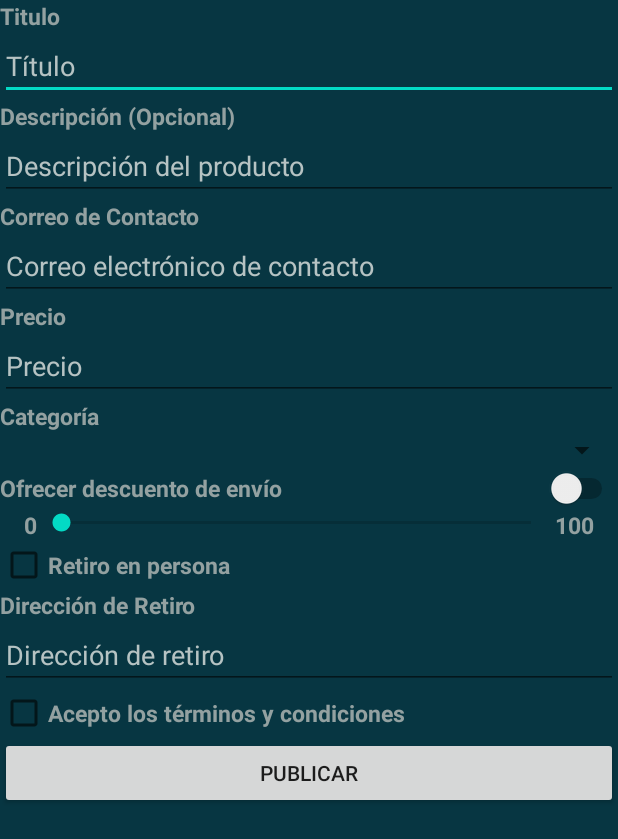
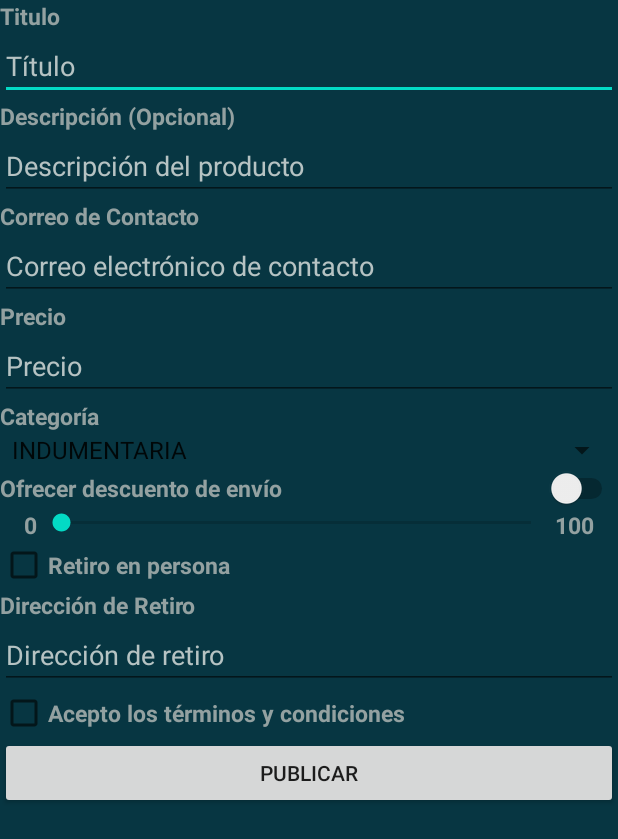
Before and after one commit to MartEsc/AppTPNro1, an Android app: the screen it shows after launch (MainActivity), on a phone screen of 412 x 824 dp. Shown: the top 839 px of the screen. Run offline under Robolectric (Android 15) with nearby library versions, the phone set to English and light mode, and no system bars.

```diff
--- a/app/src/main/java/com/EscowichFernandezGayoso/apptpnro1/MainActivity.java
+++ b/app/src/main/java/com/EscowichFernandezGayoso/apptpnro1/MainActivity.java
@@ -2,12 +2,89 @@ package com.EscowichFernandezGayoso.apptpnro1;
 
 import android.support.v7.app.AppCompatActivity;
 import android.os.Bundle;
+import android.view.View;
+import android.widget.CheckBox;
+import android.widget.EditText;
+import android.widget.SeekBar;
+import android.widget.Spinner;
+import android.widget.Switch;
+import android.widget.Toast;
+
+import java.util.regex.Pattern;
 
 public class MainActivity extends AppCompatActivity {
+
+    private EditText Titulo, Precio, Direccion_retiro, Email, Descripcion;
+    private Spinner Categoria;
+    private CheckBox Retiro_en_persona;
+    private Switch Descuento;
+    private SeekBar Cantidad_descuento;
+    private String emailPattern= "[a-zA-Z0-9._-]+@[a-z]{3,}+\\.+[a-z]+";
+    private String validador= "[a-zA-Z0-9,. ]+";
 
     @Override
     protected void onCreate(Bundle savedInstanceState) {
         super.onCreate(savedInstanceState);
         setContentView(R.layout.activity_main);
+        Titulo=(EditText)findViewById(R.id.editTextTitulo);
+        Precio=(EditText)findViewById(R.id.editTextPrecio);
+        Categoria=(Spinner)findViewById(R.id.spinnerCategoria);
+        Retiro_en_persona=(CheckBox)findViewById(R.id.checkboxRetiro);
+        Direccion_retiro=(EditText)findViewById(R.id.editTextDireccion);
+        Descuento=(Switch)findViewById(R.id.switchEnvio);
+        Cantidad_descuento=(SeekBar)findViewById(R.id.seekbarDescuento);
+        Email=(EditText)findViewById(R.id.editTextCorreo);
+        Descripcion=(EditText) findViewById(R.id.editTextDescripcion);
+    }
+
+    public void Enviar(View V){
+        Boolean es_valido=true;
+        if(Titulo.getText().toString().isEmpty()){
+            Toast.makeText(this, "El campo Titulo es obligatorio", Toast.LENGTH_LONG).show();
+            es_valido=false;
+        }
+        if(Precio.getText().toString().isEmpty()){
+            Toast.makeText(this, "El campo Precio es obligatorio", Toast.LENGTH_LONG).show();
+            es_valido=false;
+        }
+        if(Integer.parseInt(Precio.getText().toString())==0){
+            Toast.makeText(this, "El precio del producto debe ser mayor a 0", Toast.LENGTH_LONG).show();
+            es_valido=false;
+        }
+        if(Categoria.getSelectedItem().equals(null)){
+            Toast.makeText(this, "La categoria es obligatoria", Toast.LENGTH_LONG).show();
+            es_valido=false;
+        }
+        if(Retiro_en_persona.isChecked()) {
+            if (Direccion_retiro.getText().toString().isEmpty()) {
+                Toast.makeText(this, "La direccion de retiro es obligatoria", Toast.LENGTH_LONG).show();
+                es_valido=false;
+            }
+        }
+        if(Descuento.isChecked()){
+            if(Cantidad_descuento.getProgress()==0){
+                Toast.makeText(this, "Por favor seleccione un porcentaje mayor a 0 o quite la opcion de ofrecer descuento de envio", Toast.LENGTH_LONG).show();
+                es_valido=false;
+            }
+        }
+        if(!Email.getText().toString().trim().matches(emailPattern)){
+            Toast.makeText(this, "Dirección de correo invalida", Toast.LENGTH_LONG).show();
+            es_valido=false;
+        }
+        if(!Titulo.getText().toString().matches(validador)){
+            Toast.makeText(this, "El campo Titulo contiene caracteres no permitidos", Toast.LENGTH_LONG).show();
+            es_valido=false;
+        }
+        if(!Direccion_retiro.getText().toString().matches(validador)){
+            Toast.makeText(this, "El campo Dirección de retiro contiene caracteres no permitidos", Toast.LENGTH_LONG).show();
+            es_valido=false;
+        }
+        if(!Descripcion.getText().toString().matches(validador)){
+            Toast.makeText(this, "El campo Descripción contiene caracteres no permitidos", Toast.LENGTH_LONG).show();
+            es_valido=false;
+        }
+        if(es_valido){
+            Toast.makeText(this, "Publicación exitosa", Toast.LENGTH_LONG).show();
+        }
     }
 }
--- a/app/src/main/res/layout/activity_main.xml
+++ b/app/src/main/res/layout/activity_main.xml
@@ -51,7 +51,8 @@
         android:layout_height="wrap_content"
         android:hint="@string/stringPlaceholderCorreo"
         android:textColor="@color/textColor"
-        android:textColorHint="@color/hintColor" />
+        android:textColorHint="@color/hintColor"
+        android:inputType="textEmailAddress" />
 
     <TextView
         android:id="@+id/textViewPrecio"
@@ -83,7 +84,8 @@
         android:dropDownSelector="@color/spinnerSelector"
         android:popupBackground="@color/backgroundColor"
         android:prompt="@string/stringPromptCategoria"
-        android:spinnerMode="dialog" />
+        android:spinnerMode="dialog"
+        android:entries="@array/spinnerItems" />
 
     <Switch
         android:id="@+id/switchEnvio"
@@ -104,15 +106,15 @@
             style="@style/mainTextFont"
             android:layout_alignParentLeft="true"
             />
+
         <SeekBar
             android:id="@+id/seekbarDescuento"
             android:layout_width="match_parent"
             android:layout_height="wrap_content"
-            android:max="100"
-            android:min="0"
             android:layout_toLeftOf="@+id/textSeekbarLabelRight"
             android:layout_toRightOf="@+id/textSeekbarLabelLeft"
-            />
+            android:max="100"
+            android:min="0" />
         <TextView
             android:id="@+id/textSeekbarLabelRight"
             android:layout_width="wrap_content"
@@ -157,5 +159,7 @@
         android:id="@+id/buttonPublicar"
         android:layout_width="match_parent"
         android:layout_height="wrap_content"
+        android:onClick="Enviar"
         android:text="@string/stringPublicar" />
+
 </LinearLayout>
--- a/app/src/main/res/values/strings.xml
+++ b/app/src/main/res/values/strings.xml
@@ -16,4 +16,13 @@
     <string name="stringSwitchDescuento">Ofrecer descuento de envío</string>
     <string name="stringCheckRetiro">Retiro en persona</string>
     <string name="stringCheckTerminos">Acepto los términos y condiciones</string>
+    <string-array name="spinnerItems">
+        <item>INDUMENTARIA</item>
+        <item>ELECTRONICA</item>
+        <item>ENTRETENIMIENTO</item>
+        <item>JARDIN</item>
+        <item>VEHICULOS</item>
+        <item>JUGUETES</item>
+    </string-array>
+    <!---<string name="emailPattern">[a-zA-Z0-9._-]+@[a-z]{3}+\\.+[a-z]+</string>-->
 </resources>
```
